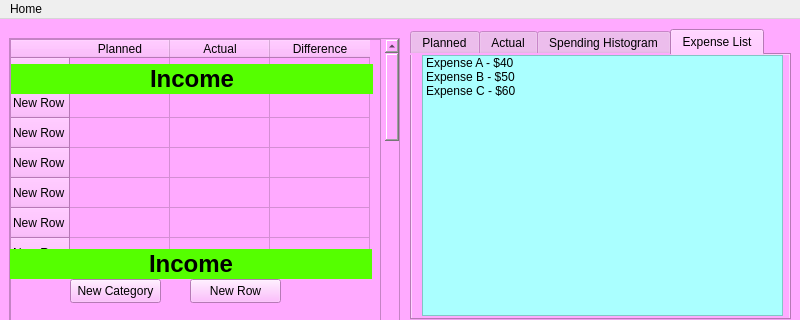
Above: rsrc/UI/budget.ui from Winkelmann17/BudgetTool-Python before the change; both pictures show x 0 to 800 and y 0 to 320 of the 800 by 600 pixel window. Below: the same form after it.
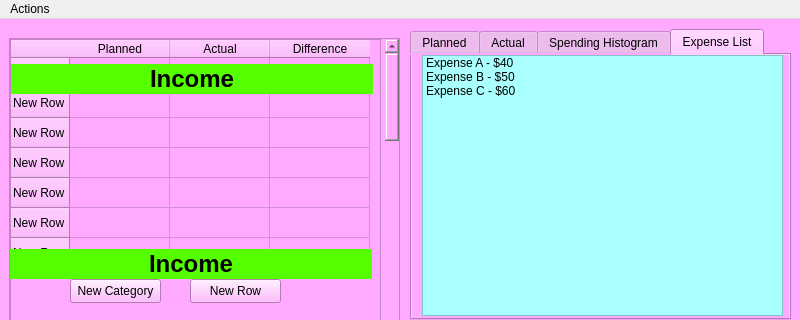
That is the form after the change.

```diff
--- a/rsrc/UI/budget.ui
+++ b/rsrc/UI/budget.ui
@@ -261,7 +261,7 @@
    </property>
    <widget class="QMenu" name="menuHome">
     <property name="title">
-     <string>Home</string>
+     <string>Actions</string>
     </property>
    </widget>
    <addaction name="menuHome"/>
```
Left out of the diff: 18 changed lines with no effect on the pictures.
